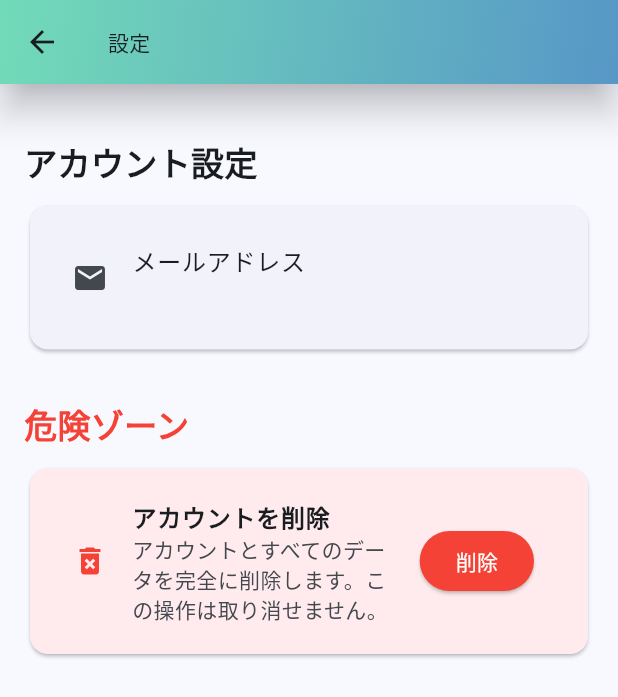
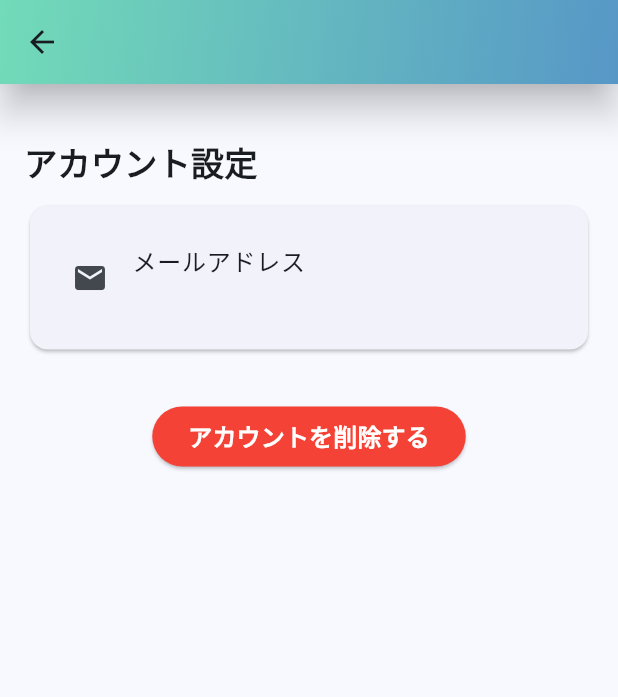
Before and after one commit to yamamomo2022/balance_ai_agent, a Flutter app: the SettingPage screen opened directly, on a phone screen of 412 x 824 dp. Shown: the top 697 px of the screen. Run offline on Flutter 3.47's test engine with Material 3 defaults, Android fonts, the phone set to English and light mode, and no system bars; our stand-ins replace dio, firebase_auth, firebase_core, flutter_chat_types, flutter_chat_ui, flutter_dotenv; accounts and stored records are empty; generated files the repository leaves out were written again.

Commit message:
refactor: update app bar titles and simplify settings page
- Removed titles from CustomAppBar in ChatRoomPage and LifestylePage.
- Changed label from 'ポリシー' to 'プロフィール' in LifestylePage's BottomNavigationBar.
- Simplified the settings page by removing the danger zone section and added a delete account button.

```diff
--- a/lib/pages/chat_room_page.dart
+++ b/lib/pages/chat_room_page.dart
@@ -87,7 +87,7 @@ class ChatRoomPageState extends State<ChatRoomPage> {
 
   @override
   Widget build(BuildContext context) => Scaffold(
-        appBar: CustomAppBar(title: 'チャット'),
+        appBar: CustomAppBar(),
         body: Chat(
           user: _user,
           messages: _messages,
--- a/lib/pages/lifestyle_page.dart
+++ b/lib/pages/lifestyle_page.dart
@@ -46,9 +46,7 @@ class _LifestylePageState extends State<LifestylePage> {
   @override
   Widget build(BuildContext context) {
     return Scaffold(
-      appBar: const CustomAppBar(
-        title: 'ポリシー',
-      ),
+      appBar: const CustomAppBar(),
       body: SingleChildScrollView(
         padding: const EdgeInsets.all(16),
         child: Column(
@@ -97,7 +95,7 @@ class _LifestylePageState extends State<LifestylePage> {
         items: const [
           BottomNavigationBarItem(
             icon: Icon(Icons.person),
-            label: 'ポリシー',
+            label: 'プロフィール',
           ),
           BottomNavigationBarItem(
             icon: Icon(Icons.chat),
--- a/lib/pages/setting_page.dart
+++ b/lib/pages/setting_page.dart
@@ -108,7 +108,7 @@ class _SettingPageState extends State<SettingPage> {
   @override
   Widget build(BuildContext context) {
     return Scaffold(
-      appBar: CustomAppBar(title: '設定'),
+      appBar: CustomAppBar(),
       body: _isLoading
           ? const Center(child: CircularProgressIndicator())
           : SingleChildScrollView(
@@ -143,40 +143,19 @@ class _SettingPageState extends State<SettingPage> {
                   ),
 
                   const SizedBox(height: 30),
-
-                  // Danger zone
-                  const Text(
-                    '危険ゾーン',
-                    style: TextStyle(
-                      fontSize: 22,
-                      fontWeight: FontWeight.bold,
-                      color: Colors.red,
-                    ),
-                  ),
-                  const SizedBox(height: 10),
-                  Card(
-                    color: Colors.red.shade50,
-                    child: Padding(
-                      padding: const EdgeInsets.all(12.0),
-                      child: Column(
-                        children: [
-                          ListTile(
-                            leading: const Icon(Icons.delete_forever,
-                                color: Colors.red),
-                            title: const Text('アカウントを削除',
-                                style: TextStyle(fontWeight: FontWeight.bold)),
-                            subtitle: const Text(
-                                'アカウントとすべてのデータを完全に削除します。この操作は取り消せません。'),
-                            trailing: ElevatedButton(
+                  Center(
+                    child: ElevatedButton(
                       onPressed: () => _deleteAccount(context),
                       style: ElevatedButton.styleFrom(
                         backgroundColor: Colors.red,
                         foregroundColor: Colors.white,
                       ),
-                              child: const Text('削除'),
+                      child: const Text(
+                        'アカウントを削除する',
+                        style: TextStyle(
+                          fontSize: 16,
+                          fontWeight: FontWeight.bold,
                         ),
-                          ),
-                        ],
                       ),
                     ),
                   ),
```
Lines whose indentation alone changed are shown as unchanged.
